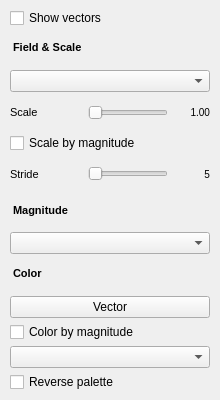
First picture: the form in src/ui/vectors_page.ui, repository thermeng/SciRender, before the edit.
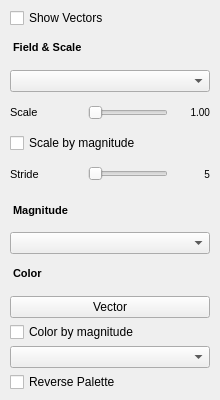
Second picture: the form after the edit.

The edit to the form file:
```diff
--- a/src/ui/vectors_page.ui
+++ b/src/ui/vectors_page.ui
@@ -29,7 +29,7 @@
    <item>
     <widget class="QCheckBox" name="showCb">
      <property name="text">
-      <string>Show vectors</string>
+      <string>Show Vectors</string>
      </property>
     </widget>
    </item>
@@ -185,7 +185,7 @@
       <item>
        <widget class="QCheckBox" name="revCb">
         <property name="text">
-         <string>Reverse palette</string>
+         <string>Reverse Palette</string>
         </property>
        </widget>
       </item>
```
